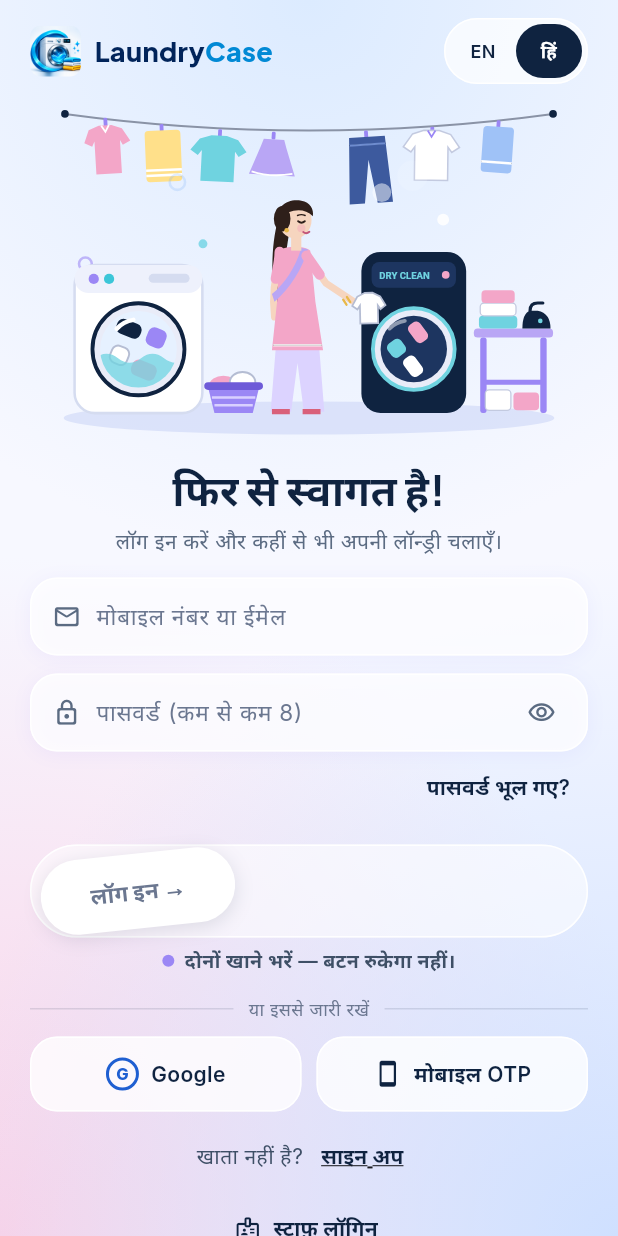
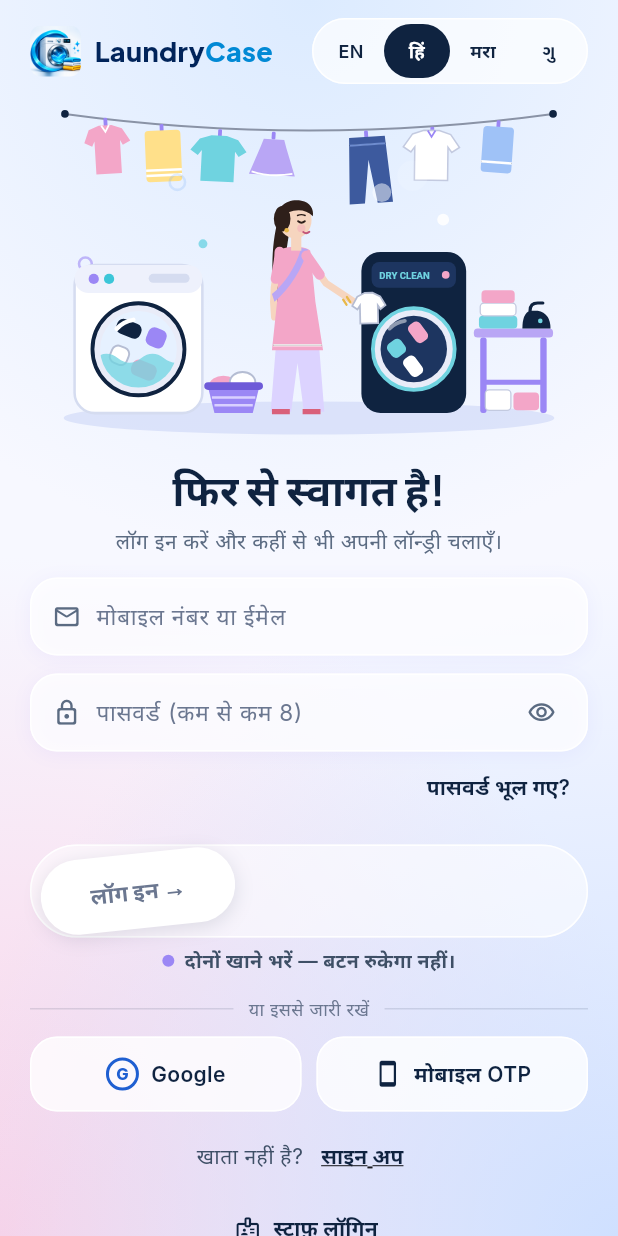
Before and after one commit to SunnyBhambota/laundry-desk, a Flutter app: the screen it shows after launch, after a tap on "हिं", on a phone screen of 412 x 824 dp. Run offline on Flutter 3.47's test engine with Material 3 defaults, Android fonts, the phone set to English and light mode, and no system bars; our stand-ins replace cloud_firestore, file_picker, firebase_auth, firebase_core, flutter_local_notifications, flutter_map and 13 more; missing offline and left inert: mobile_scanner, print_bluetooth_thermal; accounts and stored records are empty.

Commit message:
v0.11: dark mode, Marathi + Gujarati
Co-Authored-By: Claude Sonnet 5.5 <noreply@anthropic.com>
Claude-Session: https://claude.ai/code/session_01AU2zXA56n5nmCsh1pm4wVY

```diff
--- a/lib/config/app_config.dart
+++ b/lib/config/app_config.dart
@@ -4,7 +4,7 @@ class AppConfig {
 
   static const appName = 'LaundryCase';
   static const company = 'BrotriX Technologies';
-  static const version = '0.10.0';
+  static const version = '0.11.0';
 
   /// Firebase project laundry-desk-4308f (Android app com.brotrix.laundry).
   /// If these are emptied the app runs in DEMO MODE (data only on this phone).
--- a/lib/l10n/strings.dart
+++ b/lib/l10n/strings.dart
@@ -1,3 +1,4 @@
+import 'strings_mr_gu.dart';
 import 'strings_ops.dart';
 
 /// English (default) and Hindi text. Missing Hindi falls back to English.
@@ -267,6 +268,8 @@ class S {
   };
 
   static String of(String lang, String key) {
+    if (lang == 'mr') return marathi[key] ?? hi[key] ?? opsHi[key] ?? en[key] ?? opsEn[key] ?? key;
+    if (lang == 'gu') return gujarati[key] ?? hi[key] ?? opsHi[key] ?? en[key] ?? opsEn[key] ?? key;
     if (lang == 'hi') return hi[key] ?? opsHi[key] ?? en[key] ?? opsEn[key] ?? key;
     return en[key] ?? opsEn[key] ?? key;
   }
--- a/lib/main.dart
+++ b/lib/main.dart
@@ -8,6 +8,7 @@ import 'screens/lock_screen.dart';
 import 'screens/shell.dart';
 import 'services/auth_service.dart';
 import 'state/app_state.dart';
+import 'widgets/common.dart';
 import 'theme/app_theme.dart';
 
 Future<void> main() async {
@@ -31,7 +32,9 @@ class LaundryDeskApp extends StatelessWidget {
       home: const AuthGate(),
       // The app lock sits above every screen (also above Settings / order pages that were open).
       builder: (context, child) => Consumer<AppState>(
-        builder: (context, s, _) => Stack(children: [
+        builder: (context, s, _) => ColorFiltered(
+          colorFilter: s.dark ? const ColorFilter.matrix(darkMatrix) : const ColorFilter.mode(Colors.transparent, BlendMode.dst),
+          child: Stack(children: [
           if (child != null)
             MediaQuery(
               data: MediaQuery.of(context).copyWith(textScaler: TextScaler.linear(MediaQuery.of(context).textScaler.scale(1) * s.textScale)),
@@ -45,6 +48,7 @@ class LaundryDeskApp extends StatelessWidget {
               ),
             ),
         ]),
+        ),
       ),
     );
   }
--- a/lib/screens/issue_screens.dart
+++ b/lib/screens/issue_screens.dart
@@ -25,7 +25,7 @@ String reasonText(AppState app, String r) {
     'Other': 'कुछ और',
     'Wrong delivery': 'गलत डिलीवरी',
   };
-  return app.lang == 'hi' ? (hi[r] ?? r) : r;
+  return app.lang != 'en' ? (hi[r] ?? r) : r;
 }
 
 String stageText(AppState app, String s) {
@@ -51,7 +51,7 @@ String stageText(AppState app, String s) {
     'reopened': 'दोबारा खुला',
     'task': 'काम पूरा',
   };
-  return (app.lang == 'hi' ? hi[s] : en[s]) ?? s;
+  return (app.lang != 'en' ? hi[s] : en[s]) ?? s;
 }
 
 class IssueChip extends StatelessWidget {
--- a/lib/screens/more_screen.dart
+++ b/lib/screens/more_screen.dart
@@ -132,6 +132,7 @@ class _MoreScreenState extends State<MoreScreen> {
             tile(Icons.local_laundry_service_outlined, L(app, 'Machines', 'मशीनें'), () => go(const MachinesScreen()),
                 sub: d.machinesDue.isEmpty ? null : '${d.machinesDue.length} ${L(app, 'need attention', 'ध्यान चाहिए')}'),
             if (app.role != Role.delivery) tile(Icons.speed_outlined, L(app, 'Meter readings (light, water, gas)', 'मीटर रीडिंग (बिजली, पानी, गैस)'), () => go(const MetersScreen())),
+            tile(Icons.dark_mode_outlined, L(app, app.dark ? 'Dark mode: ON (tap for light)' : 'Dark mode: OFF (tap to turn on)', app.dark ? 'डार्क मोड: चालू (लाइट के लिए दबाएँ)' : 'डार्क मोड: बंद (चालू करने के लिए दबाएँ)'), () => app.setDark(!app.dark)),
             tile(Icons.text_increase_rounded, L(app, 'Text size', 'अक्षर का साइज़'), () => textSizeSheet(context, app), sub: app.textScale == 1 ? L(app, 'Normal', 'सामान्य') : '${(app.textScale * 100).round()}%'),
             tile(Icons.inbox_outlined, app.canManage ? L(app, 'Staff requests & leave', 'स्टाफ की माँग और छुट्टी') : L(app, 'Ask the boss (things / leave)', 'बॉस से माँगें (चीज़ / छुट्टी)'),
                 () => go(const RequestsScreen()),
--- a/lib/screens/v09_screens.dart
+++ b/lib/screens/v09_screens.dart
@@ -96,7 +96,7 @@ class _OrderPhotosCardState extends State<OrderPhotosCard> {
                           context: context,
                           builder: (c) => Dialog(
                             child: Column(mainAxisSize: MainAxisSize.min, children: [
-                              Image.memory(p.bytes, fit: BoxFit.contain),
+                              NoInvert(child: Image.memory(p.bytes, fit: BoxFit.contain)),
                               Padding(
                                 padding: const EdgeInsets.all(10),
                                 child: Text('${p.note.isEmpty ? '' : '${p.note} · '}${d.nameOf(p.by)} · ${whenText(p.at)}'),
@@ -115,7 +115,7 @@ class _OrderPhotosCardState extends State<OrderPhotosCard> {
                         ),
                         child: Padding(
                           padding: const EdgeInsets.only(right: 8),
-                          child: ClipRRect(borderRadius: BorderRadius.circular(10), child: Image.memory(p.bytes, width: 96, height: 96, fit: BoxFit.cover)),
+                          child: NoInvert(child: ClipRRect(borderRadius: BorderRadius.circular(10), child: Image.memory(p.bytes, width: 96, height: 96, fit: BoxFit.cover))),
                         ),
                       ),
                   ]),
--- a/lib/state/app_state.dart
+++ b/lib/state/app_state.dart
@@ -74,6 +74,7 @@ class AppState extends ChangeNotifier {
     final p = await SharedPreferences.getInstance();
     lang = p.getString('ld_lang') ?? 'en';
     textScale = p.getDouble('ld_text_scale') ?? 1.0;
+    dark = p.getBool('ld_dark') ?? false;
     owner = await AuthService.instance.currentOwner();
     if (owner != null) {
       await _openShop(owner!.uid);
@@ -273,6 +274,16 @@ class AppState extends ChangeNotifier {
     return true;
   }
 
+  // dark mode (this phone only)
+  bool dark = false;
+
+  Future<void> setDark(bool v) async {
+    dark = v;
+    notifyListeners();
+    final p = await SharedPreferences.getInstance();
+    await p.setBool('ld_dark', v);
+  }
+
   // big text for older staff (this phone only)
   double textScale = 1.0;
 
--- a/lib/widgets/common.dart
+++ b/lib/widgets/common.dart
@@ -7,6 +7,24 @@ import '../config/app_config.dart';
 import '../state/app_state.dart';
 import '../theme/app_theme.dart';
 
+/// Dark mode is an inverted colour filter over the whole app; photos and the logo get the same
+/// filter again so they look normal (two inversions cancel out).
+const List<double> darkMatrix = <double>[
+  0.574, -1.430, -0.144, 0, 255,
+  -0.426, 0.570, -0.144, 0, 255,
+  -0.426, -1.430, 1.856, 0, 255,
+  0, 0, 0, 1, 0,
+];
+
+class NoInvert extends StatelessWidget {
+  const NoInvert({super.key, required this.child});
+  final Widget child;
+
+  @override
+  Widget build(BuildContext context) =>
+      context.watch<AppState>().dark ? ColorFiltered(colorFilter: const ColorFilter.matrix(darkMatrix), child: child) : child;
+}
+
 /// App logo (owner's LaundryCase design: washing machine + towels), assets/images/logo_mark.png.
 class LogoMark extends StatelessWidget {
   const LogoMark({super.key, this.size = 34});
@@ -14,9 +32,11 @@ class LogoMark extends StatelessWidget {
 
   @override
   Widget build(BuildContext context) =>
-      ClipRRect(
-        borderRadius: BorderRadius.circular(size * .22),
-        child: Image.asset('assets/images/logo_mark.png', width: size, height: size, filterQuality: FilterQuality.medium, semanticLabel: 'LaundryCase'),
+      NoInvert(
+        child: ClipRRect(
+          borderRadius: BorderRadius.circular(size * .22),
+          child: Image.asset('assets/images/logo_mark.png', width: size, height: size, filterQuality: FilterQuality.medium, semanticLabel: 'LaundryCase'),
+        ),
       );
 }
 
@@ -118,7 +138,7 @@ class LangToggle extends StatelessWidget {
         border: Border.all(color: Colors.white.withValues(alpha: .95)),
         borderRadius: BorderRadius.circular(999),
       ),
-      child: Row(mainAxisSize: MainAxisSize.min, children: [pill('en', 'EN'), pill('hi', 'हिं')]),
+      child: Row(mainAxisSize: MainAxisSize.min, children: [pill('en', 'EN'), pill('hi', 'हिं'), pill('mr', 'मरा'), pill('gu', 'ગુ')]),
     );
   }
 }
--- a/lib/widgets/ui.dart
+++ b/lib/widgets/ui.dart
@@ -342,11 +342,11 @@ class ShareRow extends StatelessWidget {
 }
 
 /// Inline English / Hindi text for newer screens.
-String L(AppState app, String en, String hi) => app.lang == 'hi' ? hi : en;
+String L(AppState app, String en, String hi) => app.lang == 'en' ? en : hi;
 
 /// Hindi names for built-in garments, services and expense types (owner's own names stay as typed).
 String hiName(AppState app, String s) {
-  if (app.lang != 'hi') return s;
+  if (app.lang == 'en') return s;
   const m = {
     'Shirt': 'शर्ट', 'T-shirt': 'टी-शर्ट', 'Trouser / Pant': 'पैंट', 'Jeans': 'जीन्स', 'Kurta': 'कुर्ता',
     'Suit (2 pc)': 'सूट (2 पीस)', 'Suit (3 pc)': 'सूट (3 पीस)', 'Blazer / Coat': 'ब्लेज़र / कोट', 'Sherwani': 'शेरवानी',
--- a/pubspec.yaml
+++ b/pubspec.yaml
@@ -1,7 +1,7 @@
 name: laundry_desk
 description: "Laundry Desk – laundry shop management by BrotriX Technologies."
 publish_to: 'none'
-version: 0.10.0+11
+version: 0.11.0+12
 
 environment:
   sdk: '>=3.5.0 <4.0.0'
```
Also changed, not shown: lib/l10n/strings_mr_gu.dart (added, +169 -0 lines).
